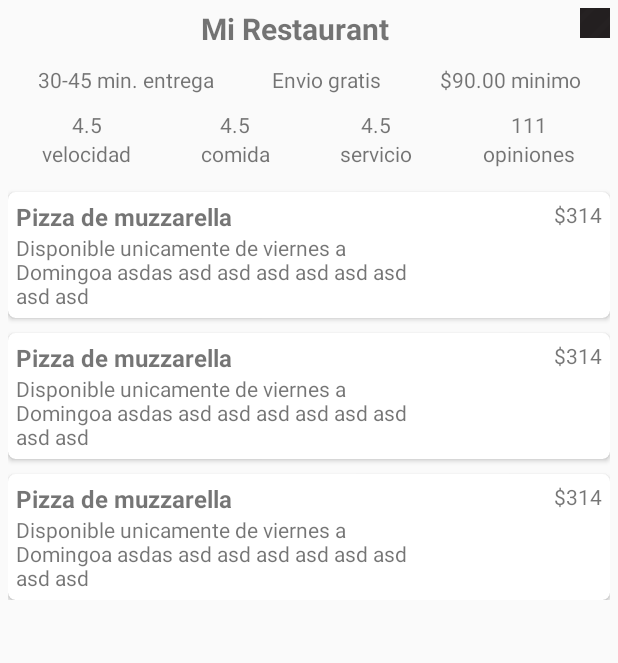
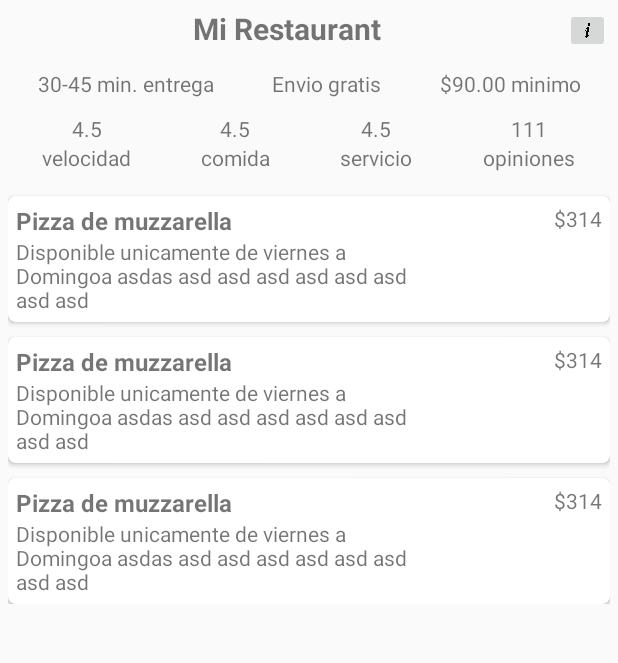
Before and after one commit to taller-desarrollo-proyectos-2/como-hoy-app, an Android app: the VistaCompletaRestActivity screen opened directly, with no data from a screen before it, on a phone screen of 412 x 824 dp, the part 192-855 px from its top. Run offline under Robolectric (Android 15) with nearby library versions, the phone set to English and light mode, and no system bars.

Commit message:
Hot fix button view

```diff
--- a/app/src/main/res/layout/restourant_completo.xml
+++ b/app/src/main/res/layout/restourant_completo.xml
@@ -26,10 +26,11 @@
             android:gravity="center" />
         <ImageButton
             android:id="@+id/info"
-            android:layout_width="20dp"
-            android:layout_height="20dp"
+            android:layout_width="30dp"
+            android:layout_height="30dp"
+            android:scaleType="fitXY"
             android:gravity="right"
-            android:src="@drawable/info1"
+            android:src="@drawable/info2"
             />
     </LinearLayout>
     <LinearLayout
```
